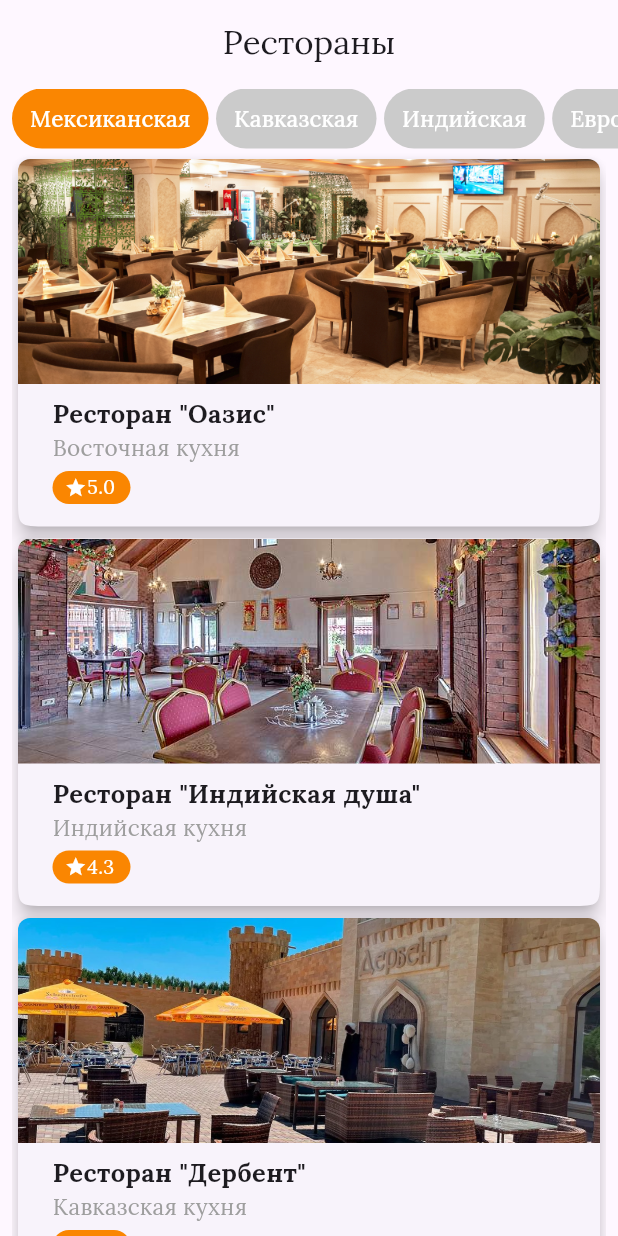
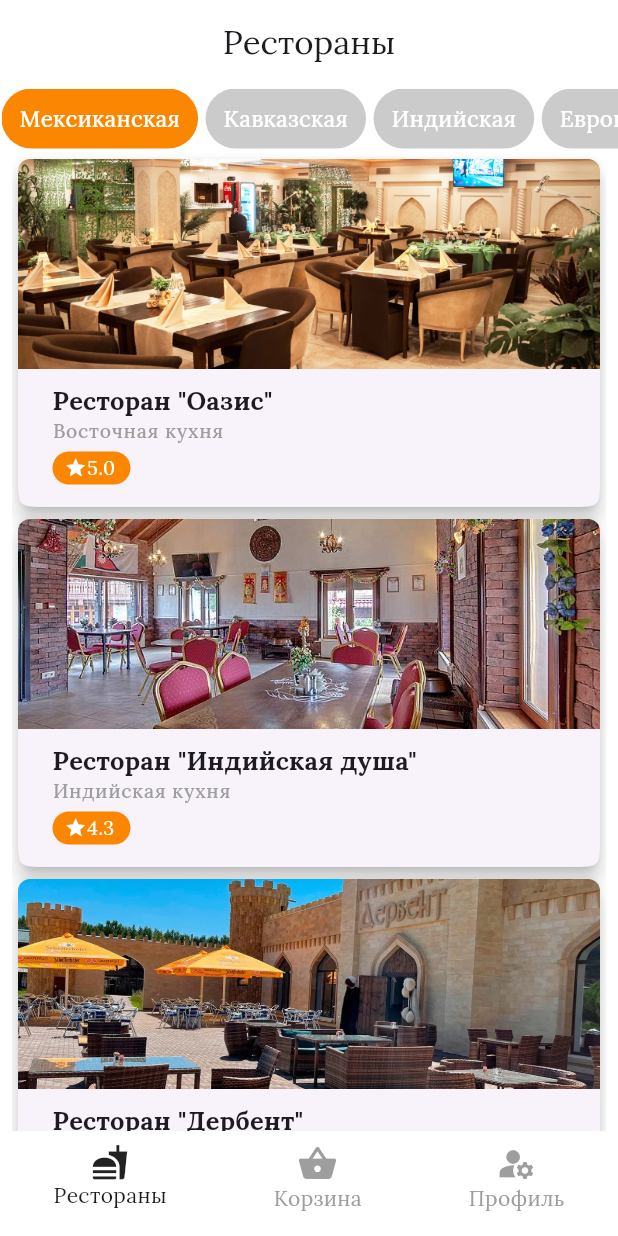
Before and after one commit to Krapotur/snack_time, a Flutter app: the screen it shows after launch, on a phone screen of 412 x 824 dp. Run offline on Flutter 3.47's test engine with Material 3 defaults, Android fonts, the phone set to English and light mode, and no system bars.

Commit message:
Add Restaurant screen, models and refactoring

```diff
--- /dev/null
+++ b/lib/features/models/models.dart
@@ -0,0 +1,2 @@
+export 'restaurant.dart';
+export 'position.dart';
--- /dev/null
+++ b/lib/features/models/position.dart
@@ -0,0 +1,9 @@
+class Position{
+  final String title;
+  final int price;
+  final int weight;
+  final int kkal;
+  final String category;
+
+ const Position(this.title, this.price, this.weight, this.kkal, this.category);
+}
--- /dev/null
+++ b/lib/features/models/restaurant.dart
@@ -0,0 +1,11 @@
+import 'package:snack_time/features/models/position.dart';
+
+class Restaurant {
+  final String title;
+  final String kitchen;
+  final double raiting;
+  final String imgSrc;
+  final List<Position> positions;
+
+   Restaurant(this.title, this.kitchen, this.raiting, this.imgSrc, this.positions);
+}
--- /dev/null
+++ b/lib/features/restaurant/restaurant.dart
@@ -0,0 +1 @@
+export 'view/view.dart';
--- /dev/null
+++ b/lib/features/restaurant/view/view.dart
@@ -0,0 +1 @@
+export 'restaurant_screen.dart';
--- /dev/null
+++ b/lib/features/restaurant_list/restaurant_list.dart
@@ -0,0 +1 @@
+export 'view/view.dart';
--- /dev/null
+++ b/lib/features/restaurant_list/view/restaurant_list_screen.dart
@@ -0,0 +1,145 @@
+import 'package:flutter/material.dart';
+import 'package:snack_time/features/models/models.dart';
+
+import '../widgets/widgets.dart';
+
+class RestaurantListScreen extends StatefulWidget {
+  const RestaurantListScreen({super.key});
+
+  @override
+  State<RestaurantListScreen> createState() => _RestaurantListScreenState();
+}
+
+class _RestaurantListScreenState extends State<RestaurantListScreen> {
+  final List<String> _kitchens = [
+    'Мексиканская',
+    'Кавказская',
+    'Индийская',
+    'Европейская',
+    'Японская'
+  ];
+
+  final List<Restaurant> _restaurants = [
+    Restaurant('Оазис', 'Восточная', 5.0, 'assets/img/oasis.jpg', [
+      const Position('Плов', 250, 180, 220, 'Горячие блюда'),
+      const Position('Лагман', 240, 200, 200, 'Горячие блюда'),
+      const Position('Кола', 100, 1, 20, 'Холодные напитки'),
+      const Position('Махито', 130, 1, 15, 'Холодные напитки'),
+      const Position('Мороженое', 150, 100, 220, 'Десерт'),
+    ]),
+    Restaurant('Индийская душа', 'Индийская', 4.3, 'assets/img/india.jpg', [
+      const Position('Плов', 250, 180, 220, 'Горячие блюда'),
+      const Position('Лагман', 240, 200, 200, 'Горячие блюда'),
+      const Position('Кола', 100, 1, 20, 'Холодные напитки'),
+      const Position('Махито', 130, 1, 15, 'Холодные напитки'),
+      const Position('Мороженое', 150, 100, 220, 'Десерт'),
+    ]),
+    Restaurant('Дербент', 'Кавказская', 4.6, 'assets/img/derbent.jpg', [
+      const Position('Плов', 250, 180, 220, 'Горячие блюда'),
+      const Position('Лагман', 240, 200, 200, 'Горячие блюда'),
+      const Position('Кола', 100, 1, 20, 'Холодные напитки'),
+      const Position('Махито', 130, 1, 15, 'Холодные напитки'),
+      const Position('Мороженое', 150, 100, 220, 'Десерт'),
+    ]),
+    Restaurant('Борщ', 'Славянская', 4.5, 'assets/img/borsh.jpg', [
+      const Position('Плов', 250, 180, 220, 'Горячие блюда'),
+      const Position('Лагман', 240, 200, 200, 'Горячие блюда'),
+      const Position('Кола', 100, 1, 20, 'Холодные напитки'),
+      const Position('Махито', 130, 1, 15, 'Холодные напитки'),
+      const Position('Мороженое', 150, 100, 220, 'Десерт'),
+    ]),
+  ];
+
+  final List<Widget> _restaurantCards = [];
+
+  late String title = _kitchens[0];
+
+  @override
+  void initState() {
+    super.initState();
+    _getCardsRestaurant();
+  }
+
+  @override
+  Widget build(BuildContext context) {
+    return Scaffold(
+      appBar: AppBar(
+        automaticallyImplyLeading: false,
+        surfaceTintColor: Colors.white,
+        title: const Text(
+          'Рестораны',
+          style: TextStyle(fontFamily: 'Lora'),
+        ),
+        centerTitle: true,
+      ),
+      body: Column(
+        children: <Widget>[
+          Padding(
+            padding: const EdgeInsets.only(left: 1.0, top: 3.0, bottom: 3.0),
+            child: SizedBox(
+              height: 40,
+              child: ListView.builder(
+                scrollDirection: Axis.horizontal,
+                itemCount: _kitchens.length,
+                itemBuilder: (context, index) => _kitchenButtons(
+                  _kitchens[index],
+                ),
+              ),
+            ),
+          ),
+          Expanded(
+            child: Padding(
+              padding: const EdgeInsets.symmetric(horizontal: 8.0),
+              child: ListView.builder(
+                itemCount: _restaurantCards.length,
+                itemBuilder: (context, i) => GestureDetector(
+                  child: _restaurantCards[i],
+                  onTap: () {
+                    Navigator.of(context)
+                        .pushNamed('/restaurant', arguments: _restaurants[i]);
+                  },
+                ),
+              ),
+            ),
+          ),
+        ],
+      ),
+      bottomNavigationBar: const BottomNavBar(),
+    );
+  }
+
+  Widget _kitchenButtons(String kitchen) {
+    return Padding(
+      padding: const EdgeInsets.only(right: 5.0),
+      child: TextButton(
+        style: ButtonStyle(
+          backgroundColor: MaterialStatePropertyAll<Color>(
+            title == kitchen
+                ? const Color.fromARGB(255, 250, 134, 1)
+                : const Color.fromARGB(255, 203, 203, 203),
+          ),
+        ),
+        onPressed: () {
+          setState(() {
+            title = kitchen;
+          });
+        },
+        child: Text(
+          kitchen,
+          style: const TextStyle(
+              color: Colors.white, fontSize: 15, fontFamily: 'Lora'),
+        ),
+      ),
+    );
+  }
+
+  void _getCardsRestaurant() {
+    for (var res in _restaurants) {
+      _restaurantCards.add(_createCardRestaurant(res));
+    }
+  }
+
+  Widget _createCardRestaurant(Restaurant res) {
+    return CardRestaurant(res: res);
+  }
+}
--- /dev/null
+++ b/lib/features/restaurant_list/view/view.dart
@@ -0,0 +1 @@
+export 'restaurant_list_screen.dart';
--- /dev/null
+++ b/lib/features/restaurant_list/widgets/bottom_navbar.dart
@@ -0,0 +1,60 @@
+import 'package:flutter/material.dart';
+
+class BottomNavBar extends StatelessWidget {
+  const BottomNavBar({
+    super.key,
+  });
+
+  @override
+  Widget build(BuildContext context) {
+    return const SizedBox(
+      height: 70,
+      child: Padding(
+        padding: EdgeInsets.symmetric(vertical: 8.0),
+        child: Row(
+          mainAxisAlignment: MainAxisAlignment.spaceAround,
+          children: [
+            Column(
+              children: [
+                Icon(
+                  Icons.fastfood,
+                  size: 25,
+                ),
+                Text(
+                  'Рестораны',
+                  style: TextStyle(fontFamily: 'Lora'),
+                )
+              ],
+            ),
+            Column(
+              children: [
+                Icon(
+                  Icons.shopping_basket,
+                  size: 27,
+                  color: Colors.grey,
+                ),
+                Text(
+                  'Корзина',
+                  style: TextStyle(fontFamily: 'Lora', color: Colors.grey),
+                ),
+              ],
+            ),
+            Column(
+              children: [
+                Icon(
+                  Icons.manage_accounts,
+                  size: 27,
+                  color: Colors.grey,
+                ),
+                Text(
+                  'Профиль',
+                  style: TextStyle(fontFamily: 'Lora', color: Colors.grey),
+                ),
+              ],
+            ),
+          ],
+        ),
+      ),
+    );
+  }
+}
--- /dev/null
+++ b/lib/features/restaurant_list/widgets/card_widget.dart
@@ -0,0 +1,81 @@
+import 'package:flutter/material.dart';
+import 'package:snack_time/features/models/models.dart';
+
+class CardRestaurant extends StatelessWidget {
+  const CardRestaurant({
+    super.key,
+    required this.res,
+  });
+
+  final Restaurant res;
+
+  @override
+  Widget build(BuildContext context) {
+    final theme = Theme.of(context);
+    return Card(
+      elevation: 5,
+      surfaceTintColor: Colors.white,
+      shape: ContinuousRectangleBorder(
+        borderRadius: BorderRadius.circular(20),
+      ),
+      child: Column(
+        children: [
+          Container(
+            height: 140,
+            decoration: BoxDecoration(
+              borderRadius: const BorderRadius.only(
+                topLeft: Radius.circular(8),
+                topRight: Radius.circular(8),
+              ),
+              image: DecorationImage(
+                  image: AssetImage(res.imgSrc), fit: BoxFit.cover),
+            ),
+          ),
+          Padding(
+            padding: const EdgeInsets.only(left: 8.0, top: 8, bottom: 15),
+            child: SizedBox(
+              width: 350,
+              child: Column(
+                crossAxisAlignment: CrossAxisAlignment.start,
+                children: [
+                  Text('Ресторан "${res.title}"',
+                      style: theme.textTheme.titleMedium),
+                  Text('${res.kitchen} кухня',
+                      style: theme.textTheme.labelMedium),
+                  Container(
+                    margin: const EdgeInsets.only(top: 5),
+                    height: 22,
+                    width: 52,
+                    decoration: BoxDecoration(
+                      color: const Color.fromARGB(255, 250, 134, 1),
+                      borderRadius: BorderRadius.circular(20),
+                    ),
+                    child: Padding(
+                      padding: const EdgeInsets.symmetric(horizontal: 8),
+                      child: Row(
+                        children: [
+                          const Icon(
+                            Icons.star,
+                            size: 15,
+                            color: Colors.white,
+                          ),
+                          Text(
+                            (res.raiting).toString(),
+                            style: const TextStyle(
+                                color: Colors.white,
+                                fontSize: 13,
+                                fontFamily: 'Lora'),
+                          ),
+                        ],
+                      ),
+                    ),
+                  ),
+                ],
+              ),
+            ),
+          ),
+        ],
+      ),
+    );
+  }
+}
--- /dev/null
+++ b/lib/features/restaurant_list/widgets/widgets.dart
@@ -0,0 +1,2 @@
+export 'card_widget.dart';
+export 'bottom_navbar.dart';
--- a/lib/main.dart
+++ b/lib/main.dart
@@ -1,196 +1,6 @@
 import 'package:flutter/material.dart';
+import 'package:snack_time/snack_time_app.dart';
 
 void main() {
-  runApp(const RestaurantCards());
+  runApp(const SnackTimeApp());
 }
-
-class Restaurant {
-  final String title;
-  final String kitchen;
-  final double raiting;
-  final String imgSrc;
-
-  const Restaurant(this.title, this.kitchen, this.raiting, this.imgSrc);
-}
-
-class RestaurantCards extends StatefulWidget {
-  const RestaurantCards({super.key});
-
-  @override
-  State<RestaurantCards> createState() => _RestaurantCardsState();
-}
-
-class _RestaurantCardsState extends State<RestaurantCards> {
-  final List<String> _kitchens = [
-    'Мексиканская',
-    'Кавказская',
-    'Индийская',
-    'Европейская',
-    'Японская'
-  ];
-
-  final List<Restaurant> _restaurants = [
-    const Restaurant('Оазис', 'Восточная', 5.0, 'assets/img/oasis.jpg'),
-    const Restaurant(
-        'Индийская душа', 'Индийская', 4.3, 'assets/img/india.jpg'),
-    const Restaurant('Дербент', 'Кавказская', 4.6, 'assets/img/derbent.jpg'),
-    const Restaurant('Борщ', 'Славянская', 4.5, 'assets/img/borsh.jpg'),
-  ];
-
-  final List<Card> _restaurantCards = [];
-
-  late String title = _kitchens[0];
-
-  @override
-  void initState() {
-    super.initState();
-    _cardRestaurant();
-  }
-
-  @override
-  Widget build(BuildContext context) {
-    return MaterialApp(
-      debugShowCheckedModeBanner: false,
-      home: Scaffold(
-        appBar: AppBar(
-          surfaceTintColor: Colors.white,
-          title: const Text(
-            'Рестораны',
-            style: TextStyle(fontFamily: 'Lora'),
-          ),
-          centerTitle: true,
-        ),
-        body: Column(
-          children: <Widget>[
-            Padding(
-              padding: const EdgeInsets.only(left: 8.0, top: 3.0, bottom: 3.0),
-              child: SizedBox(
-                height: 40,
-                child: ListView.builder(
-                  scrollDirection: Axis.horizontal,
-                  itemCount: _kitchens.length,
-                  itemBuilder: (context, index) => _kitchenButtons(
-                    _kitchens[index],
-                  ),
-                ),
-              ),
-            ),
-            Expanded(
-              child: Padding(
-                padding: const EdgeInsets.symmetric(horizontal: 8.0),
-                child: ListView.builder(
-                  itemCount: _restaurantCards.length,
-                  itemBuilder: (context, index) => _restaurantCards[index],
-                ),
-              ),
-            ),
-          ],
-        ),
-      ),
-    );
-  }
-
-  Widget _kitchenButtons(String kitchen) {
-    return Padding(
-      padding: const EdgeInsets.only(right: 5.0),
-      child: TextButton(
-        style: ButtonStyle(
-          backgroundColor: MaterialStatePropertyAll<Color>(title == kitchen
-              ? const Color.fromARGB(255, 250, 134, 1)
-              : const Color.fromARGB(255, 203, 203, 203)),
-        ),
-        onPressed: () {
-          setState(() {
-            title = kitchen;
-          });
-        },
-        child: Text(
-          kitchen,
-          style: const TextStyle(
-              color: Colors.white, fontSize: 15, fontFamily: 'Lora'),
-        ),
-      ),
-    );
-  }
-
-  void _cardRestaurant() {
-    for (var res in _restaurants) {
-      _restaurantCards.add(_createCardRestaurant(res));
-    }
-  }
-
-  Card _createCardRestaurant(Restaurant res) {
-    return Card(
-      elevation: 5,
-      surfaceTintColor: Colors.white,
-      shape: ContinuousRectangleBorder(
-        borderRadius: BorderRadius.circular(20),
-      ),
-      child: Column(
-        children: [
-          Container(
-            height: 150,
-            decoration: BoxDecoration(
-              borderRadius: const BorderRadius.only(
-                  topLeft: Radius.circular(8), topRight: Radius.circular(8)),
-              image: DecorationImage(
-                  image: AssetImage(res.imgSrc), fit: BoxFit.cover),
-            ),
-          ),
-          Padding(
-            padding: const EdgeInsets.only(left: 8.0, top: 8, bottom: 15),
-            child: SizedBox(
-              width: 350,
-              child: Column(
-                crossAxisAlignment: CrossAxisAlignment.start,
-                children: [
-                  Text(
-                    'Ресторан "${res.title}"',
-                    style: const TextStyle(
-                      fontSize: 17,
-                      fontFamily: 'Lora',
-                      fontWeight: FontWeight.bold,
-                    ),
-                  ),
-                  Text(
-                    '${res.kitchen} кухня',
-                    style: const TextStyle(
-                        color: Colors.grey, fontSize: 15, fontFamily: 'Lora'),
-                  ),
-                  Container(
-                    margin: const EdgeInsets.only(top: 5),
-                    height: 22,
-                    width: 52,
-                    decoration: BoxDecoration(
-                      color: const Color.fromARGB(255, 250, 134, 1),
-                      borderRadius: BorderRadius.circular(20),
-                    ),
-                    child: Padding(
-                      padding: const EdgeInsets.symmetric(horizontal: 8),
-                      child: Row(
-                        children: [
-                          const Icon(
-                            Icons.star,
-                            size: 15,
-                            color: Colors.white,
-                          ),
-                          Text(
-                            (res.raiting).toString(),
-                            style: const TextStyle(
-                                color: Colors.white,
-                                fontSize: 13,
-                                fontFamily: 'Lora'),
-                          ),
-                        ],
-                      ),
-                    ),
-                  ),
-                ],
-              ),
-            ),
-          ),
-        ],
-      ),
-    );
-  }
-}
--- /dev/null
+++ b/lib/snack_time_app.dart
@@ -0,0 +1,32 @@
+import 'package:flutter/material.dart';
+
+import 'features/restaurant/restaurant.dart';
+import 'features/restaurant_list/restaurant_list.dart';
+
+class SnackTimeApp extends StatelessWidget {
+  const SnackTimeApp({super.key});
+
+  @override
+  Widget build(BuildContext context) {
+    return MaterialApp(
+      theme: ThemeData(
+        scaffoldBackgroundColor: Colors.white,
+        appBarTheme: const AppBarTheme(backgroundColor: Colors.white),
+        textTheme: const TextTheme(
+          titleMedium: TextStyle(
+            fontSize: 17,
+            fontFamily: 'Lora',
+            fontWeight: FontWeight.bold,
+          ),
+          labelMedium:
+              TextStyle(color: Colors.grey, fontSize: 13, fontFamily: 'Lora'),
+        ),
+      ),
+      debugShowCheckedModeBanner: false,
+      routes: {
+        ('/'): (context) => const RestaurantListScreen(),
+        ('/restaurant'): (context) => const RestaurantScreen(),
+      },
+    );
+  }
+}
```
Also changed, not shown: lib/features/restaurant/view/restaurant_screen.dart (added, +187 -0 lines).
